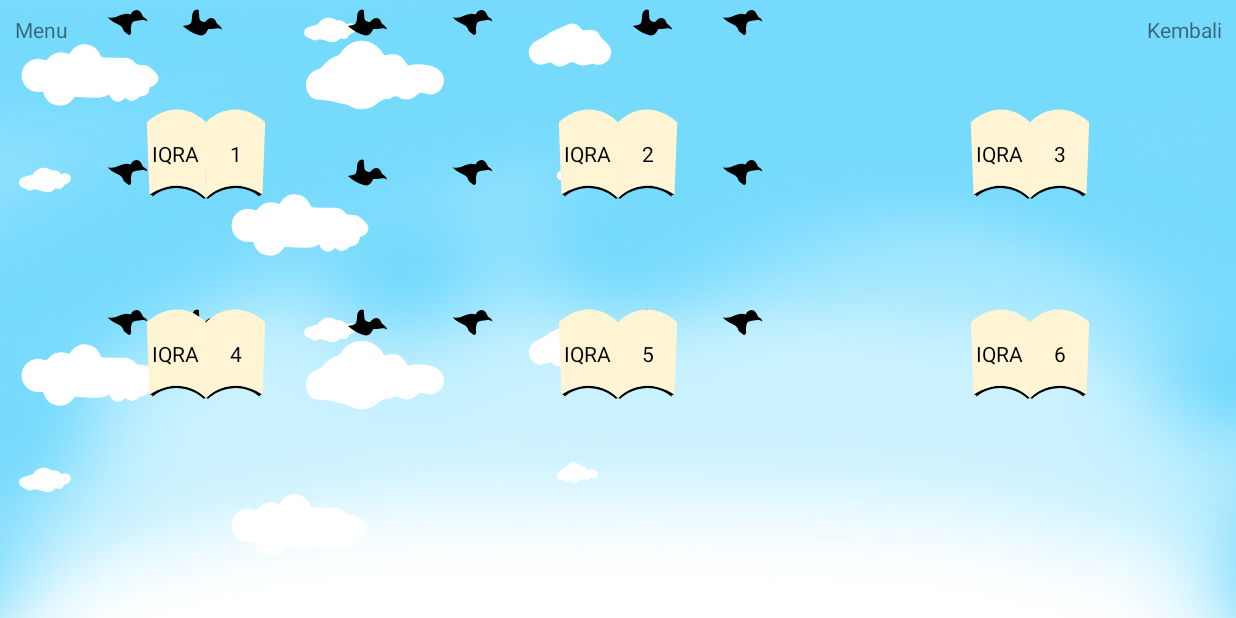
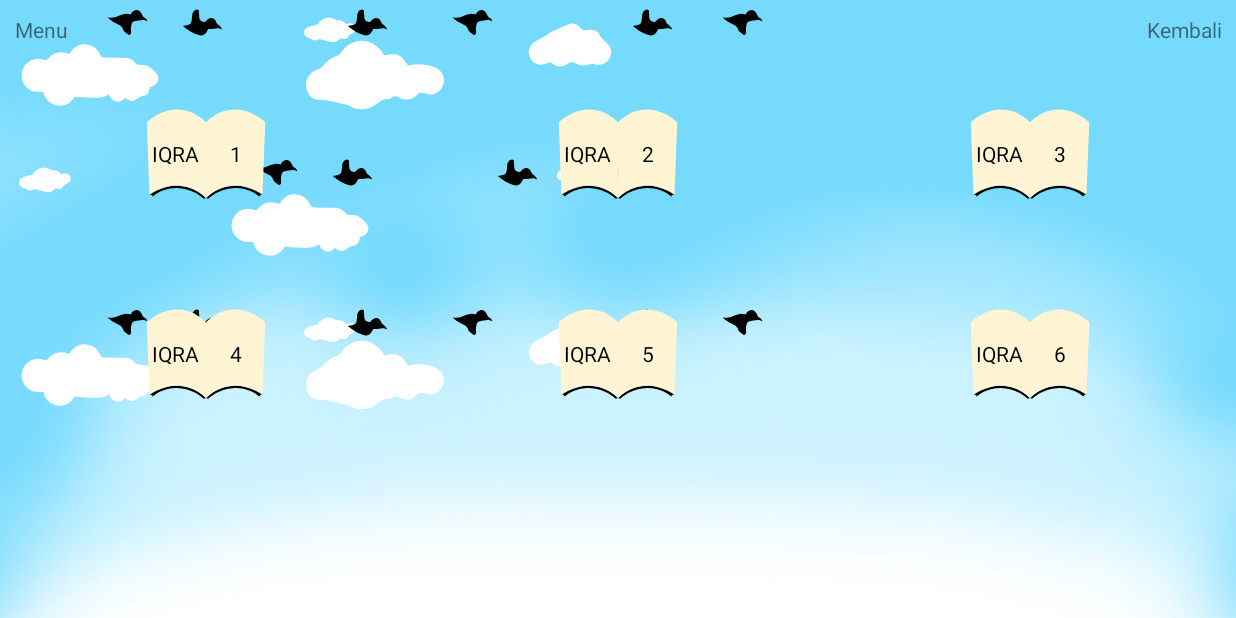
Before and after one commit to ghuniyu/dragndrop-game, an Android app: the MenuActivity screen opened directly, with no data from a screen before it, on a phone screen of 824 x 412 dp (held sideways). Run offline under Robolectric (Android 15) with nearby library versions, the phone set to English and light mode, and no system bars; our stand-ins replace ButterKnife.

Commit message:
Parkirin Burung

```diff
--- a/app/src/main/res/layout/activity_menu.xml
+++ b/app/src/main/res/layout/activity_menu.xml
@@ -21,6 +21,7 @@
         android:layout_width="match_parent"
         android:layout_height="match_parent"
         android:gravity="center">
+
         <FrameLayout
             android:layout_width="fill_parent"
             android:layout_height="fill_parent">
@@ -28,9 +29,11 @@
             <LinearLayout
                 android:layout_width="match_parent"
                 android:layout_height="match_parent">
+
                 <FrameLayout
                     android:layout_width="fill_parent"
                     android:layout_height="fill_parent">
+
                     <ImageView
                         android:layout_width="100dp"
                         android:layout_height="100dp"
@@ -83,9 +86,11 @@
                 android:layout_width="match_parent"
                 android:layout_height="match_parent"
                 android:layout_marginTop="200dp">
+
                 <FrameLayout
                     android:layout_width="fill_parent"
                     android:layout_height="fill_parent">
+
                     <ImageView
                         android:layout_width="100dp"
                         android:layout_height="100dp"
@@ -110,36 +115,17 @@
                         android:layout_marginLeft="350dp"
                         android:src="@drawable/ic_cloud_small" />
 
-
-                    <ImageView
-                        android:layout_width="100dp"
-                        android:layout_height="100dp"
-                        android:layout_marginLeft="150dp"
-                        android:layout_marginTop="100dp"
-                        android:src="@drawable/ic_cloud_big" />
-
-                    <ImageView
-                        android:layout_width="40dp"
-                        android:layout_height="40dp"
-                        android:layout_marginLeft="10dp"
-                        android:layout_marginTop="100dp"
-                        android:src="@drawable/ic_cloud_very_small" />
-
-                    <ImageView
-                        android:layout_width="30dp"
-                        android:layout_height="30dp"
-                        android:layout_marginLeft="370dp"
-                        android:layout_marginTop="100dp"
-                        android:src="@drawable/ic_cloud_medium" />
                 </FrameLayout>
             </LinearLayout>
 
             <LinearLayout
                 android:layout_width="match_parent"
                 android:layout_height="match_parent">
+
                 <FrameLayout
                     android:layout_width="fill_parent"
                     android:layout_height="fill_parent">
+
                     <ImageView
                         android:layout_width="30dp"
                         android:layout_height="30dp"
@@ -181,10 +167,13 @@
             <LinearLayout
                 android:layout_width="match_parent"
                 android:layout_height="match_parent"
+                android:layout_marginLeft="100dp"
                 android:layout_marginTop="100dp">
+
                 <FrameLayout
                     android:layout_width="fill_parent"
                     android:layout_height="fill_parent">
+
                     <ImageView
                         android:layout_width="30dp"
                         android:layout_height="30dp"
@@ -209,27 +198,19 @@
                         android:layout_marginLeft="300dp"
                         android:src="@drawable/ic_bird_down" />
 
-                    <ImageView
-                        android:layout_width="30dp"
-                        android:layout_height="30dp"
-                        android:layout_marginLeft="420dp"
-                        android:src="@drawable/ic_bird_up" />
+                </FrameLayout>
 
-                    <ImageView
-                        android:layout_width="30dp"
-                        android:layout_height="30dp"
-                        android:layout_marginLeft="480dp"
-                        android:src="@drawable/ic_bird_down" />
-                </FrameLayout>
             </LinearLayout>
 
             <LinearLayout
                 android:layout_width="match_parent"
                 android:layout_height="match_parent"
                 android:layout_marginTop="200dp">
+
                 <FrameLayout
                     android:layout_width="fill_parent"
                     android:layout_height="fill_parent">
+
                     <ImageView
                         android:layout_width="30dp"
                         android:layout_height="30dp"
@@ -331,7 +312,7 @@
                             android:layout_width="wrap_content"
                             android:layout_height="wrap_content"
                             android:text="IQRA"
-                            android:textColor="#000"/>
+                            android:textColor="#000" />
 
                     </LinearLayout>
 
@@ -345,7 +326,7 @@
                             android:layout_width="wrap_content"
                             android:layout_height="wrap_content"
                             android:text="1"
-                            android:textColor="#000"/>
+                            android:textColor="#000" />
 
                     </LinearLayout>
 
@@ -368,7 +349,7 @@
                             android:layout_width="wrap_content"
                             android:layout_height="wrap_content"
                             android:text="IQRA"
-                            android:textColor="#000"/>
+                            android:textColor="#000" />
 
                     </LinearLayout>
 
@@ -382,7 +363,7 @@
                             android:layout_width="wrap_content"
                             android:layout_height="wrap_content"
                             android:text="2"
-                            android:textColor="#000"/>
+                            android:textColor="#000" />
 
                     </LinearLayout>
 
@@ -406,7 +387,7 @@
                             android:layout_width="wrap_content"
                             android:layout_height="wrap_content"
                             android:text="IQRA"
-                            android:textColor="#000"/>
+                            android:textColor="#000" />
 
                     </LinearLayout>
 
@@ -420,7 +401,7 @@
                             android:layout_width="wrap_content"
                             android:layout_height="wrap_content"
                             android:text="3"
-                            android:textColor="#000"/>
+                            android:textColor="#000" />
 
                     </LinearLayout>
 
@@ -451,7 +432,7 @@
                             android:layout_width="wrap_content"
                             android:layout_height="wrap_content"
                             android:text="IQRA"
-                            android:textColor="#000"/>
+                            android:textColor="#000" />
 
                     </LinearLayout>
 
@@ -465,7 +446,7 @@
                             android:layout_width="wrap_content"
                             android:layout_height="wrap_content"
                             android:text="4"
-                            android:textColor="#000"/>
+                            android:textColor="#000" />
 
                     </LinearLayout>
 
@@ -488,7 +469,7 @@
                             android:layout_width="wrap_content"
                             android:layout_height="wrap_content"
                             android:text="IQRA"
-                            android:textColor="#000"/>
+                            android:textColor="#000" />
 
                     </LinearLayout>
 
@@ -502,7 +483,7 @@
                             android:layout_width="wrap_content"
                             android:layout_height="wrap_content"
                             android:text="5"
-                            android:textColor="#000"/>
+                            android:textColor="#000" />
 
                     </LinearLayout>
 
@@ -525,7 +506,7 @@
                             android:layout_width="wrap_content"
                             android:layout_height="wrap_content"
                             android:text="IQRA"
-                            android:textColor="#000"/>
+                            android:textColor="#000" />
 
                     </LinearLayout>
 
@@ -539,7 +520,7 @@
                             android:layout_width="wrap_content"
                             android:layout_height="wrap_content"
                             android:text="6"
-                            android:textColor="#000"/>
+                            android:textColor="#000" />
 
                     </LinearLayout>
 
```
